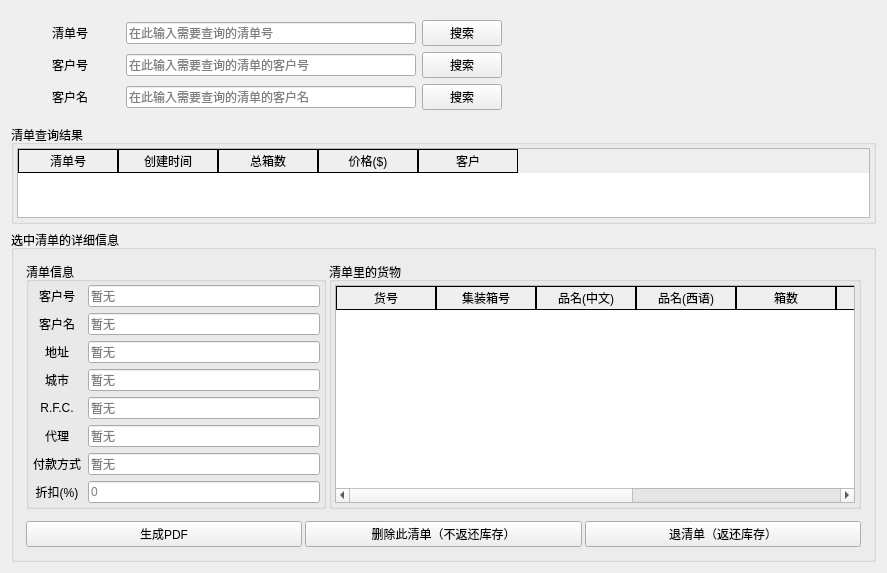
This is CompanyStroageManagement/Search_List_Win.ui in linxinwNeo/CompanyStroageManagement as Qt 5 draws it before an edit. The edited form follows.
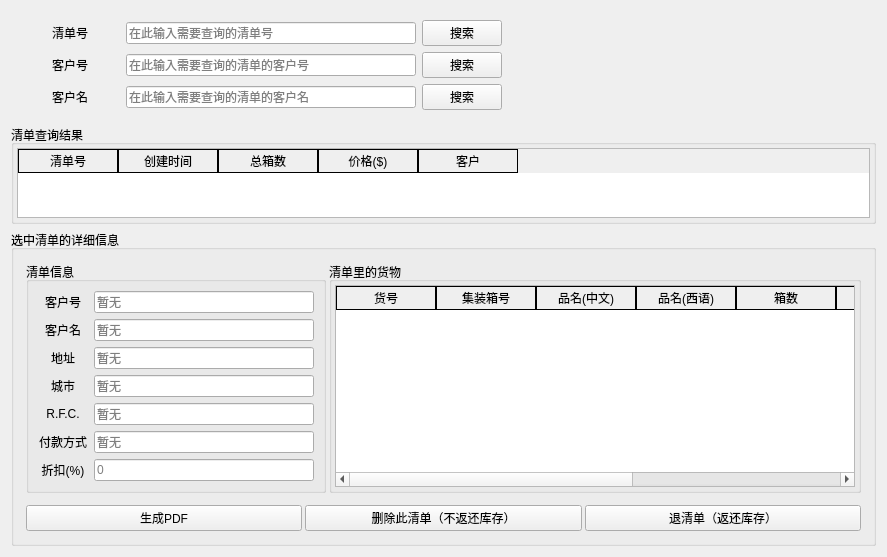
This is the edited form.

What changed in the file:
```diff
--- a/CompanyStroageManagement/Search_List_Win.ui
+++ b/CompanyStroageManagement/Search_List_Win.ui
@@ -261,19 +261,42 @@
            <property name="title">
             <string>清单信息</string>
            </property>
-           <layout class="QFormLayout" name="formLayout">
-            <property name="leftMargin">
-             <number>3</number>
-            </property>
-            <property name="topMargin">
-             <number>3</number>
-            </property>
-            <property name="rightMargin">
-             <number>3</number>
-            </property>
-            <property name="bottomMargin">
-             <number>3</number>
-            </property>
+           <layout class="QGridLayout" name="gridLayout_2">
+            <item row="0" column="0">
+             <widget class="QLabel" name="label_AGENTE">
+              <property name="minimumSize">
+               <size>
+                <width>50</width>
+                <height>0</height>
+               </size>
+              </property>
+              <property name="maximumSize">
+               <size>
+                <width>150</width>
+                <height>16777215</height>
+               </size>
+              </property>
+              <property name="text">
+               <string>客户号</string>
+              </property>
+              <property name="alignment">
+               <set>Qt::AlignCenter</set>
+              </property>
+             </widget>
+            </item>
+            <item row="0" column="1">
+             <widget class="QLineEdit" name="lineEdit_AGENTE">
+              <property name="text">
+               <string/>
+              </property>
+              <property name="readOnly">
+               <bool>true</bool>
+              </property>
+              <property name="placeholderText">
+               <string>暂无</string>
+              </property>
+             </widget>
+            </item>
             <item row="1" column="0">
              <widget class="QLabel" name="label_CLIENTE">
               <property name="minimumSize">
@@ -415,41 +438,6 @@
              </widget>
             </item>
             <item row="5" column="0">
-             <widget class="QLabel" name="label_AGENTE">
-              <property name="minimumSize">
-               <size>
-                <width>50</width>
-                <height>0</height>
-               </size>
-              </property>
-              <property name="maximumSize">
-               <size>
-                <width>150</width>
-                <height>16777215</height>
-               </size>
-              </property>
-              <property name="text">
-               <string>代理</string>
-              </property>
-              <property name="alignment">
-               <set>Qt::AlignCenter</set>
-              </property>
-             </widget>
-            </item>
-            <item row="5" column="1">
-             <widget class="QLineEdit" name="lineEdit_AGENTE">
-              <property name="text">
-               <string/>
-              </property>
-              <property name="readOnly">
-               <bool>true</bool>
-              </property>
-              <property name="placeholderText">
-               <string>暂无</string>
-              </property>
-             </widget>
-            </item>
-            <item row="6" column="0">
              <widget class="QLabel" name="label_CONDICIONES">
               <property name="minimumSize">
                <size>
@@ -471,7 +459,7 @@
               </property>
              </widget>
             </item>
-            <item row="6" column="1">
+            <item row="5" column="1">
              <widget class="QLineEdit" name="lineEdit_CONDICIONES">
               <property name="text">
                <string/>
@@ -484,7 +472,7 @@
               </property>
              </widget>
             </item>
-            <item row="7" column="0">
+            <item row="6" column="0">
              <widget class="QLabel" name="label_DISCOUNT">
               <property name="minimumSize">
                <size>
@@ -506,7 +494,7 @@
               </property>
              </widget>
             </item>
-            <item row="7" column="1">
+            <item row="6" column="1">
              <widget class="QLineEdit" name="lineEdit_DISCOUNT">
               <property name="readOnly">
                <bool>true</bool>
@@ -516,32 +504,6 @@
               </property>
              </widget>
             </item>
-            <item row="0" column="0">
-             <widget class="QLabel" name="label_SelectedClientID">
-              <property name="minimumSize">
-               <size>
-                <width>50</width>
-                <height>0</height>
-               </size>
-              </property>
-              <property name="text">
-               <string>客户号</string>
-              </property>
-              <property name="alignment">
-               <set>Qt::AlignCenter</set>
-              </property>
-             </widget>
-            </item>
-            <item row="0" column="1">
-             <widget class="QLineEdit" name="lineEdit_SelectedClientID">
-              <property name="readOnly">
-               <bool>true</bool>
-              </property>
-              <property name="placeholderText">
-               <string>暂无</string>
-              </property>
-             </widget>
-            </item>
            </layout>
           </widget>
          </item>
```
